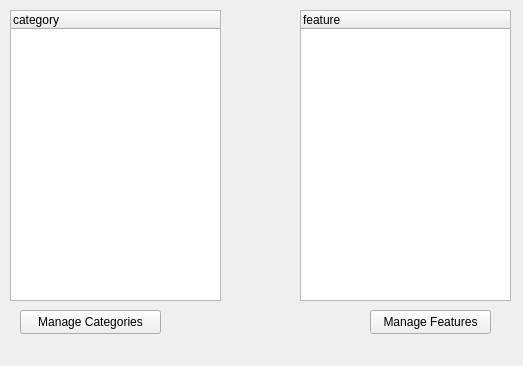
First picture: the form in qt/apps/configurator/forms/init.ui, repository Wolframe/qtClient, before the edit.
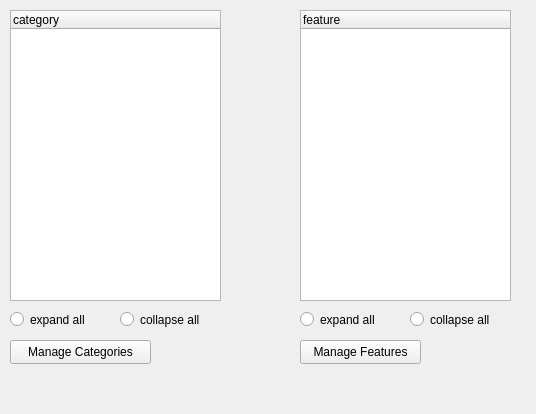
Second picture: the form after the edit.

Commit message: expand/collapse buttons in init.ui

The edit to the form file:
```diff
--- a/qt/apps/configurator/forms/init.ui
+++ b/qt/apps/configurator/forms/init.ui
@@ -6,8 +6,8 @@
    <rect>
     <x>0</x>
     <y>0</y>
-    <width>523</width>
-    <height>366</height>
+    <width>536</width>
+    <height>414</height>
    </rect>
   </property>
   <property name="windowTitle">
@@ -16,8 +16,8 @@
   <widget class="QPushButton" name="form1">
    <property name="geometry">
     <rect>
-     <x>20</x>
-     <y>310</y>
+     <x>10</x>
+     <y>340</y>
      <width>141</width>
      <height>24</height>
     </rect>
@@ -38,8 +38,8 @@
   <widget class="QPushButton" name="form1_2">
    <property name="geometry">
     <rect>
-     <x>370</x>
-     <y>310</y>
+     <x>300</x>
+     <y>340</y>
      <width>121</width>
      <height>24</height>
     </rect>
@@ -111,6 +111,58 @@
     </property>
    </column>
   </widget>
+  <widget class="QRadioButton" name="radioButton_2">
+   <property name="geometry">
+    <rect>
+     <x>410</x>
+     <y>310</y>
+     <width>100</width>
+     <height>19</height>
+    </rect>
+   </property>
+   <property name="text">
+    <string>collapse all</string>
+   </property>
+  </widget>
+  <widget class="QRadioButton" name="radioButton">
+   <property name="geometry">
+    <rect>
+     <x>300</x>
+     <y>310</y>
+     <width>100</width>
+     <height>19</height>
+    </rect>
+   </property>
+   <property name="text">
+    <string>expand all</string>
+   </property>
+  </widget>
+  <widget class="QRadioButton" name="radioButton_3">
+   <property name="geometry">
+    <rect>
+     <x>120</x>
+     <y>310</y>
+     <width>100</width>
+     <height>19</height>
+    </rect>
+   </property>
+   <property name="text">
+    <string>collapse all</string>
+   </property>
+  </widget>
+  <widget class="QRadioButton" name="radioButton_4">
+   <property name="geometry">
+    <rect>
+     <x>10</x>
+     <y>310</y>
+     <width>100</width>
+     <height>19</height>
+    </rect>
+   </property>
+   <property name="text">
+    <string>expand all</string>
+   </property>
+  </widget>
  </widget>
  <resources/>
  <connections/>
```
Left out of the diff: 67 changed lines with no effect on the pictures.
